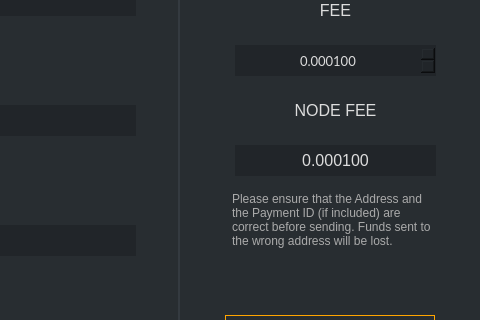
First picture: the form in src/gui/ui/sendframe.ui, repository ConcealNetwork/conceal-desktop, before the edit; both pictures show x 790 to 1270 and y 185 to 505 of the 1270 by 700 pixel window.
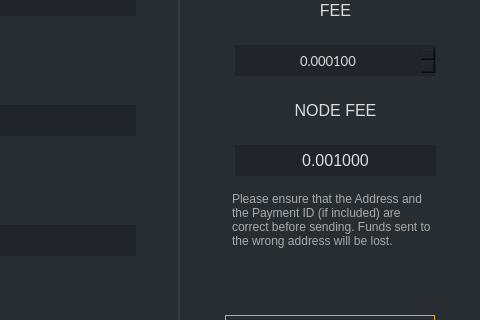
Second picture: the form after the edit. Icons and pictures are not drawn.

```diff
--- a/src/gui/ui/sendframe.ui
+++ b/src/gui/ui/sendframe.ui
@@ -634,7 +634,7 @@
         <string notr="true">padding: 3px; border: 0px; background: #212529; font-size: 16px;</string>
        </property>
        <property name="text">
-        <string notr="true">0.000100</string>
+        <string notr="true">0.001000</string>
        </property>
        <property name="alignment">
         <set>Qt::AlignCenter</set>
```
